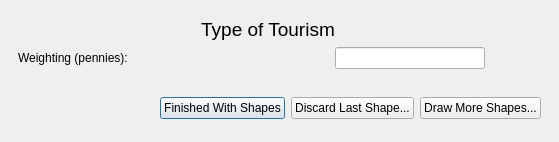
Above: cobi_loreto/Interview/drawecotourism.ui from Ecotrust/openoceanmap-desktop before the change. Below: the same form after it.
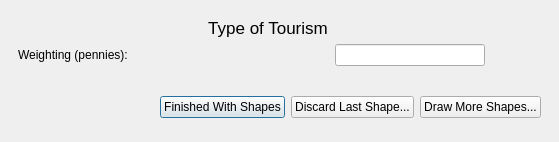
That is the form after the change.

Patch:
```diff
--- a/cobi_loreto/Interview/drawecotourism.ui
+++ b/cobi_loreto/Interview/drawecotourism.ui
@@ -51,7 +51,7 @@
         </property>
         <property name="font" >
          <font>
-          <pointsize>14</pointsize>
+          <pointsize>13</pointsize>
          </font>
         </property>
         <property name="text" >
```
